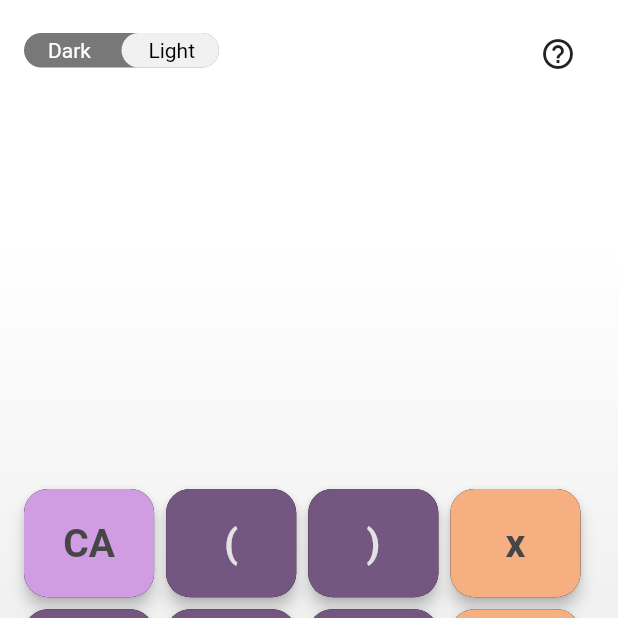
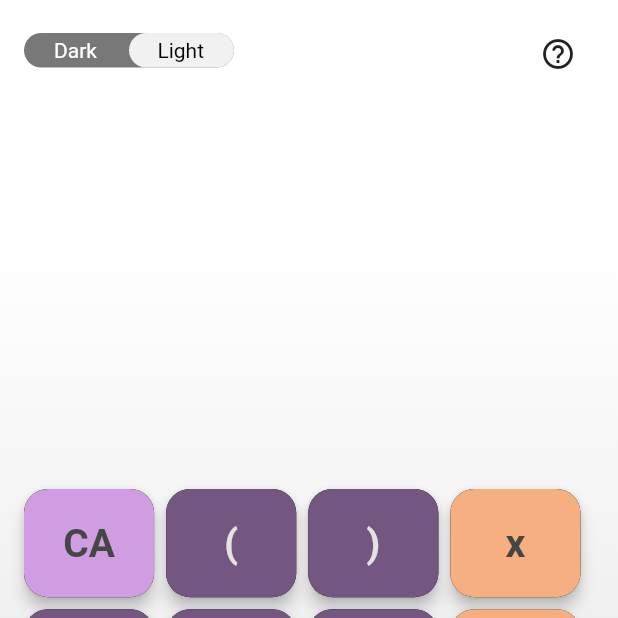
Before and after one commit to luciovicentini/calcunice, a Flutter app: the screen it shows after launch, on a phone screen of 412 x 824 dp, the top half of it. Run offline on Flutter 3.47's test engine with Material 2 defaults, Android fonts, the phone set to English and light mode, and no system bars; our stand-ins replace decimal, flutter_hooks, freezed_annotation, hooks_riverpod, package_info_plus; missing offline and left inert: extended_text.

Commit message:
Animacion del switch dark/light con gesture.

```diff
--- /dev/null
+++ b/lib/ui/animated_switch_widget.dart
@@ -0,0 +1,34 @@
+import 'package:flutter/foundation.dart';
+import 'package:flutter/material.dart';
+
+class AnimatedSwitch extends StatelessWidget {
+  const AnimatedSwitch({required this.animation, required this.width, Key? key})
+      : super(key: key);
+
+  final Animation<double> animation;
+  final double width;
+
+  @override
+  Widget build(BuildContext context) => AnimatedBuilder(
+      animation: animation,
+      builder: (context, build) => Positioned(
+            left: animation.value * width,
+            top: 0,
+            bottom: 0,
+            child: Container(
+              width: width,
+              decoration: BoxDecoration(
+                color: const Color.fromRGBO(241, 241, 241, 1),
+                borderRadius: BorderRadius.circular(16),
+              ),
+            ),
+          ));
+
+  @override
+  void debugFillProperties(DiagnosticPropertiesBuilder properties) {
+    super.debugFillProperties(properties);
+    properties
+        .add(DiagnosticsProperty<Animation<double>>('animation', animation));
+    properties.add(DoubleProperty('width', width));
+  }
+}
--- a/lib/ui/custom_top_bar_widget.dart
+++ b/lib/ui/custom_top_bar_widget.dart
@@ -10,9 +10,9 @@ class CustomTopBarWidget extends StatelessWidget {
         height: 35,
         child: Row(
           mainAxisAlignment: MainAxisAlignment.spaceBetween,
-          children: const [
+          children: [
             DarkLightSwitchWidget(),
-            AppInfoButton(),
+            const AppInfoButton(),
           ],
         ),
       );
--- a/lib/ui/dark_light_switch_widget.dart
+++ b/lib/ui/dark_light_switch_widget.dart
@@ -1,3 +1,5 @@
+import 'package:calcunice/ui/animated_switch_widget.dart';
+import 'package:flutter/foundation.dart';
 import 'package:flutter/material.dart';
 import 'package:flutter_hooks/flutter_hooks.dart';
 import 'package:hooks_riverpod/hooks_riverpod.dart';
@@ -5,73 +7,110 @@ import 'package:hooks_riverpod/hooks_riverpod.dart';
 import 'package:calcunice/providers.dart';
 
 class DarkLightSwitchWidget extends HookWidget {
-  const DarkLightSwitchWidget({Key? key}) : super(key: key);
+  // ignore: prefer_const_constructors_in_immutables
+  DarkLightSwitchWidget({Key? key}) : super(key: key);
+
+  static const width = 140.0;
+  static const switchButtonWidth = width / 2;
+  static const duration = Duration(milliseconds: 200);
+  late final AnimationController _controller;
+
+  void _handleDragUpdate(DragUpdateDetails details) {
+    _controller.value += details.primaryDelta! / switchButtonWidth;
+  }
+
+  void _handleDragEnd(DragEndDetails details) {
+    if (_controller.isAnimating ||
+        _controller.status == AnimationStatus.completed ||
+        _controller.status == AnimationStatus.dismissed) {
+      return;
+    }
+
+    final currentVelocity =
+        details.velocity.pixelsPerSecond.dx / switchButtonWidth;
+    if (_controller.value == 0 && currentVelocity == 0) {
+      return;
+    }
+
+    const flingVelocity = 2.0;
+    if (_controller.value > 0.5) {
+      _controller.fling(velocity: flingVelocity);
+    } else {
+      _controller.fling(velocity: -flingVelocity);
+    }
+    if (currentVelocity.abs() > flingVelocity.abs()) {
+      if (currentVelocity > 0) {
+        _controller.fling(velocity: flingVelocity);
+      } else {
+        _controller.fling(velocity: -flingVelocity);
+      }
+    }
+  }
 
   @override
   Widget build(BuildContext context) {
-    const width = 130.0;
-    const switchButtonWidth = width / 2;
-    const duration = Duration(milliseconds: 200);
-    final isLight = useProvider(isLightProvider).state;
-
+    final _isLight = useProvider(isLightProvider).state;
+    _controller = _getAnimationController(context);
     return Padding(
       padding: const EdgeInsets.symmetric(vertical: 6),
       child: GestureDetector(
         onTap: () {
-          context.read(isLightProvider).state = !isLight;
+          _isLight ? _controller.reverse() : _controller.forward();
         },
-        child: Stack(
-          alignment: Alignment.center,
-          children: [
-            Container(
+        onHorizontalDragUpdate: _handleDragUpdate,
+        onHorizontalDragEnd: _handleDragEnd,
+        child: Container(
           width: width,
           decoration: BoxDecoration(
             color: const Color.fromRGBO(120, 120, 120, 1),
             borderRadius: BorderRadius.circular(16),
           ),
-            ),
-            AnimatedPositioned(
-              left: isLight ? width - switchButtonWidth : 0,
+          child: Stack(
+            alignment: Alignment.center,
+            children: [
+              AnimatedSwitch(
+                animation: _controller,
                 width: switchButtonWidth,
-              top: 0,
-              bottom: 0,
-              duration: duration,
-              child: Container(
-                decoration: BoxDecoration(
-                  color: const Color.fromRGBO(241, 241, 241, 1),
-                  borderRadius: BorderRadius.circular(16),
-                ),
-              ),
               ),
               Positioned(
-              left: 0,
-              child: Padding(
-                padding: const EdgeInsets.only(left: 16),
+                left: switchButtonWidth / 2 - 15,
                 child: AnimatedDefaultTextStyle(
-                  style: isLight
+                  style: _isLight
                       ? const TextStyle(color: Colors.white)
                       : const TextStyle(color: Colors.black),
                   duration: duration,
                   child: const Text('Dark'),
                 ),
               ),
-            ),
               Positioned(
-              right: 0,
-              child: Padding(
-                padding: const EdgeInsets.only(right: 16),
+                right: switchButtonWidth / 2 - 15,
                 child: AnimatedDefaultTextStyle(
-                  style: isLight
+                  style: _isLight
                       ? const TextStyle(color: Colors.black)
                       : const TextStyle(color: Colors.white),
                   duration: duration,
                   child: const Text('Light'),
                 ),
               ),
+            ],
           ),
-          ],
         ),
       ),
     );
   }
+
+  AnimationController _getAnimationController(BuildContext context) =>
+      useAnimationController(duration: duration, initialValue: 1)
+        ..addStatusListener((status) {
+          if (_controller.value == 0) {
+            updateLightState(context, isLight: false);
           }
+          if (_controller.value == 1) {
+            updateLightState(context, isLight: true);
+          }
+        });
+
+  void updateLightState(BuildContext context, {required bool isLight}) {
+    context.read(isLightProvider).state = isLight;
+  }
+}
```
Lines whose indentation alone changed are shown as unchanged.
